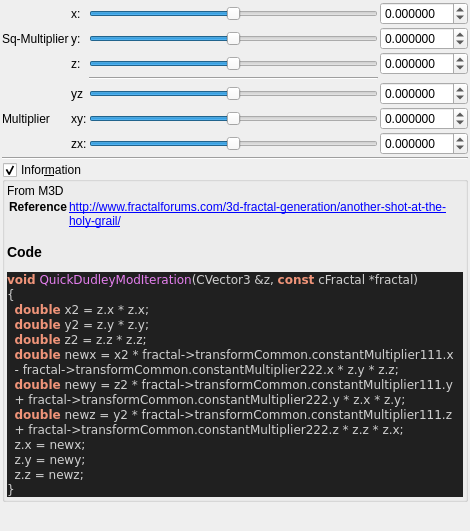
buddhi1980/mandelbulber2, file mandelbulber2/qt_data/fractal_quick_dudley_mod.ui: the form before one commit.
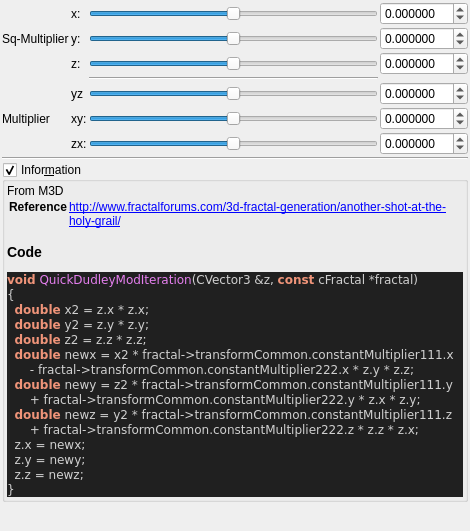
The form after the commit. Custom widgets are drawn as their Qt base class.

Commit message:
added all transforms information boxes
now all formulas can be parsed.

@buddhi do you got a reference for Xenodreambuie formula?

Patch:
```diff
--- a/mandelbulber2/qt_data/fractal_quick_dudley_mod.ui
+++ b/mandelbulber2/qt_data/fractal_quick_dudley_mod.ui
@@ -453,11 +453,11 @@
   &lt;span style=&quot;color:#f09479; font-weight:bold&quot;&gt;double&lt;/span&gt; y2 &lt;span style=&quot;color:#d0d0d0&quot;&gt;=&lt;/span&gt; z&lt;span style=&quot;color:#d0d0d0&quot;&gt;.&lt;/span&gt;y &lt;span style=&quot;color:#d0d0d0&quot;&gt;*&lt;/span&gt; z&lt;span style=&quot;color:#d0d0d0&quot;&gt;.&lt;/span&gt;y&lt;span style=&quot;color:#d0d0d0&quot;&gt;;&lt;/span&gt;
   &lt;span style=&quot;color:#f09479; font-weight:bold&quot;&gt;double&lt;/span&gt; z2 &lt;span style=&quot;color:#d0d0d0&quot;&gt;=&lt;/span&gt; z&lt;span style=&quot;color:#d0d0d0&quot;&gt;.&lt;/span&gt;z &lt;span style=&quot;color:#d0d0d0&quot;&gt;*&lt;/span&gt; z&lt;span style=&quot;color:#d0d0d0&quot;&gt;.&lt;/span&gt;z&lt;span style=&quot;color:#d0d0d0&quot;&gt;;&lt;/span&gt;
   &lt;span style=&quot;color:#f09479; font-weight:bold&quot;&gt;double&lt;/span&gt; newx &lt;span style=&quot;color:#d0d0d0&quot;&gt;=&lt;/span&gt; x2 &lt;span style=&quot;color:#d0d0d0&quot;&gt;*&lt;/span&gt; fractal&lt;span style=&quot;color:#d0d0d0&quot;&gt;-&amp;gt;&lt;/span&gt;transformCommon&lt;span style=&quot;color:#d0d0d0&quot;&gt;.&lt;/span&gt;constantMultiplier111&lt;span style=&quot;color:#d0d0d0&quot;&gt;.&lt;/span&gt;x
-  &lt;span style=&quot;color:#d0d0d0&quot;&gt;-&lt;/span&gt; fractal&lt;span style=&quot;color:#d0d0d0&quot;&gt;-&amp;gt;&lt;/span&gt;transformCommon&lt;span style=&quot;color:#d0d0d0&quot;&gt;.&lt;/span&gt;constantMultiplier222&lt;span style=&quot;color:#d0d0d0&quot;&gt;.&lt;/span&gt;x &lt;span style=&quot;color:#d0d0d0&quot;&gt;*&lt;/span&gt; z&lt;span style=&quot;color:#d0d0d0&quot;&gt;.&lt;/span&gt;y &lt;span style=&quot;color:#d0d0d0&quot;&gt;*&lt;/span&gt; z&lt;span style=&quot;color:#d0d0d0&quot;&gt;.&lt;/span&gt;z&lt;span style=&quot;color:#d0d0d0&quot;&gt;;&lt;/span&gt;
+      &lt;span style=&quot;color:#d0d0d0&quot;&gt;-&lt;/span&gt; fractal&lt;span style=&quot;color:#d0d0d0&quot;&gt;-&amp;gt;&lt;/span&gt;transformCommon&lt;span style=&quot;color:#d0d0d0&quot;&gt;.&lt;/span&gt;constantMultiplier222&lt;span style=&quot;color:#d0d0d0&quot;&gt;.&lt;/span&gt;x &lt;span style=&quot;color:#d0d0d0&quot;&gt;*&lt;/span&gt; z&lt;span style=&quot;color:#d0d0d0&quot;&gt;.&lt;/span&gt;y &lt;span style=&quot;color:#d0d0d0&quot;&gt;*&lt;/span&gt; z&lt;span style=&quot;color:#d0d0d0&quot;&gt;.&lt;/span&gt;z&lt;span style=&quot;color:#d0d0d0&quot;&gt;;&lt;/span&gt;
   &lt;span style=&quot;color:#f09479; font-weight:bold&quot;&gt;double&lt;/span&gt; newy &lt;span style=&quot;color:#d0d0d0&quot;&gt;=&lt;/span&gt; z2 &lt;span style=&quot;color:#d0d0d0&quot;&gt;*&lt;/span&gt; fractal&lt;span style=&quot;color:#d0d0d0&quot;&gt;-&amp;gt;&lt;/span&gt;transformCommon&lt;span style=&quot;color:#d0d0d0&quot;&gt;.&lt;/span&gt;constantMultiplier111&lt;span style=&quot;color:#d0d0d0&quot;&gt;.&lt;/span&gt;y
-  &lt;span style=&quot;color:#d0d0d0&quot;&gt;+&lt;/span&gt; fractal&lt;span style=&quot;color:#d0d0d0&quot;&gt;-&amp;gt;&lt;/span&gt;transformCommon&lt;span style=&quot;color:#d0d0d0&quot;&gt;.&lt;/span&gt;constantMultiplier222&lt;span style=&quot;color:#d0d0d0&quot;&gt;.&lt;/span&gt;y &lt;span style=&quot;color:#d0d0d0&quot;&gt;*&lt;/span&gt; z&lt;span style=&quot;color:#d0d0d0&quot;&gt;.&lt;/span&gt;x &lt;span style=&quot;color:#d0d0d0&quot;&gt;*&lt;/span&gt; z&lt;span style=&quot;color:#d0d0d0&quot;&gt;.&lt;/span&gt;y&lt;span style=&quot;color:#d0d0d0&quot;&gt;;&lt;/span&gt;
+      &lt;span style=&quot;color:#d0d0d0&quot;&gt;+&lt;/span&gt; fractal&lt;span style=&quot;color:#d0d0d0&quot;&gt;-&amp;gt;&lt;/span&gt;transformCommon&lt;span style=&quot;color:#d0d0d0&quot;&gt;.&lt;/span&gt;constantMultiplier222&lt;span style=&quot;color:#d0d0d0&quot;&gt;.&lt;/span&gt;y &lt;span style=&quot;color:#d0d0d0&quot;&gt;*&lt;/span&gt; z&lt;span style=&quot;color:#d0d0d0&quot;&gt;.&lt;/span&gt;x &lt;span style=&quot;color:#d0d0d0&quot;&gt;*&lt;/span&gt; z&lt;span style=&quot;color:#d0d0d0&quot;&gt;.&lt;/span&gt;y&lt;span style=&quot;color:#d0d0d0&quot;&gt;;&lt;/span&gt;
   &lt;span style=&quot;color:#f09479; font-weight:bold&quot;&gt;double&lt;/span&gt; newz &lt;span style=&quot;color:#d0d0d0&quot;&gt;=&lt;/span&gt; y2 &lt;span style=&quot;color:#d0d0d0&quot;&gt;*&lt;/span&gt; fractal&lt;span style=&quot;color:#d0d0d0&quot;&gt;-&amp;gt;&lt;/span&gt;transformCommon&lt;span style=&quot;color:#d0d0d0&quot;&gt;.&lt;/span&gt;constantMultiplier111&lt;span style=&quot;color:#d0d0d0&quot;&gt;.&lt;/span&gt;z
-  &lt;span style=&quot;color:#d0d0d0&quot;&gt;+&lt;/span&gt; fractal&lt;span style=&quot;color:#d0d0d0&quot;&gt;-&amp;gt;&lt;/span&gt;transformCommon&lt;span style=&quot;color:#d0d0d0&quot;&gt;.&lt;/span&gt;constantMultiplier222&lt;span style=&quot;color:#d0d0d0&quot;&gt;.&lt;/span&gt;z &lt;span style=&quot;color:#d0d0d0&quot;&gt;*&lt;/span&gt; z&lt;span style=&quot;color:#d0d0d0&quot;&gt;.&lt;/span&gt;z &lt;span style=&quot;color:#d0d0d0&quot;&gt;*&lt;/span&gt; z&lt;span style=&quot;color:#d0d0d0&quot;&gt;.&lt;/span&gt;x&lt;span style=&quot;color:#d0d0d0&quot;&gt;;&lt;/span&gt;
+      &lt;span style=&quot;color:#d0d0d0&quot;&gt;+&lt;/span&gt; fractal&lt;span style=&quot;color:#d0d0d0&quot;&gt;-&amp;gt;&lt;/span&gt;transformCommon&lt;span style=&quot;color:#d0d0d0&quot;&gt;.&lt;/span&gt;constantMultiplier222&lt;span style=&quot;color:#d0d0d0&quot;&gt;.&lt;/span&gt;z &lt;span style=&quot;color:#d0d0d0&quot;&gt;*&lt;/span&gt; z&lt;span style=&quot;color:#d0d0d0&quot;&gt;.&lt;/span&gt;z &lt;span style=&quot;color:#d0d0d0&quot;&gt;*&lt;/span&gt; z&lt;span style=&quot;color:#d0d0d0&quot;&gt;.&lt;/span&gt;x&lt;span style=&quot;color:#d0d0d0&quot;&gt;;&lt;/span&gt;
   z&lt;span style=&quot;color:#d0d0d0&quot;&gt;.&lt;/span&gt;x &lt;span style=&quot;color:#d0d0d0&quot;&gt;=&lt;/span&gt; newx&lt;span style=&quot;color:#d0d0d0&quot;&gt;;&lt;/span&gt;
   z&lt;span style=&quot;color:#d0d0d0&quot;&gt;.&lt;/span&gt;y &lt;span style=&quot;color:#d0d0d0&quot;&gt;=&lt;/span&gt; newy&lt;span style=&quot;color:#d0d0d0&quot;&gt;;&lt;/span&gt;
   z&lt;span style=&quot;color:#d0d0d0&quot;&gt;.&lt;/span&gt;z &lt;span style=&quot;color:#d0d0d0&quot;&gt;=&lt;/span&gt; newz&lt;span style=&quot;color:#d0d0d0&quot;&gt;;&lt;/span&gt;
```
The commit also changes 75 other files.
